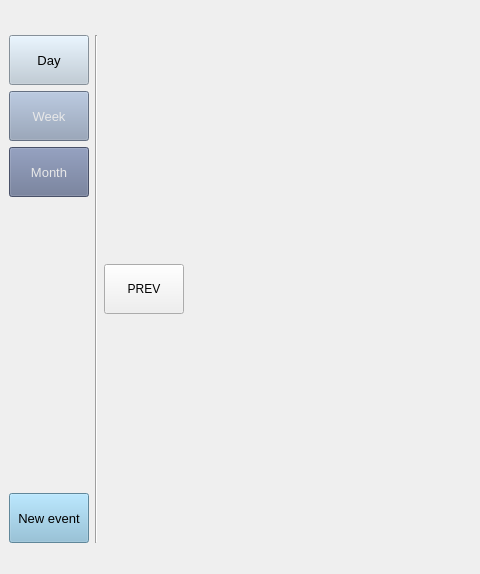
Before: the Qt Designer form GUI/Autogenerated/AGMainW.ui in Klaudia-24/Harmonogram, drawn with Qt 5; both pictures show x 0 to 480 and y 0 to 574 of the 1219 by 574 pixel window.
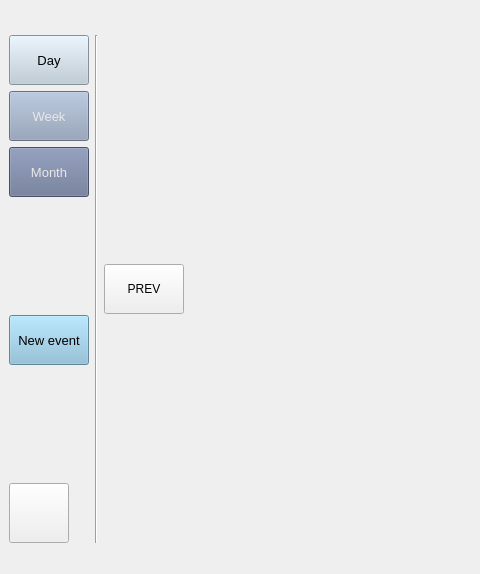
After: the same form once the commit is applied.

Commit message: Added button for settings (main window).

What changed in the file:
```diff
--- a/GUI/Autogenerated/AGMainW.ui
+++ b/GUI/Autogenerated/AGMainW.ui
@@ -134,7 +134,26 @@
        </layout>
       </item>
       <item row="1" column="0">
-       <layout class="QGridLayout" name="navigationGridLayout" rowstretch="0,0,0,0,0,0">
+       <layout class="QGridLayout" name="navigationGridLayout" rowstretch="0,0,0,0,0,0,0">
+        <item row="6" column="0">
+         <widget class="QPushButton" name="settingsButton">
+          <property name="minimumSize">
+           <size>
+            <width>60</width>
+            <height>60</height>
+           </size>
+          </property>
+          <property name="maximumSize">
+           <size>
+            <width>60</width>
+            <height>60</height>
+           </size>
+          </property>
+          <property name="text">
+           <string/>
+          </property>
+         </widget>
+        </item>
         <item row="0" column="0">
          <widget class="QPushButton" name="dayCalendarButton">
           <property name="minimumSize">
@@ -234,6 +253,19 @@
           </property>
          </spacer>
         </item>
+        <item row="5" column="0">
+         <spacer name="verticalSpacer_2">
+          <property name="orientation">
+           <enum>Qt::Vertical</enum>
+          </property>
+          <property name="sizeHint" stdset="0">
+           <size>
+            <width>20</width>
+            <height>40</height>
+           </size>
+          </property>
+         </spacer>
+        </item>
        </layout>
       </item>
       <item row="1" column="1">
```
Left out of the diff: 44 changed lines with no effect on the pictures. The commit also changes 3 other files.
